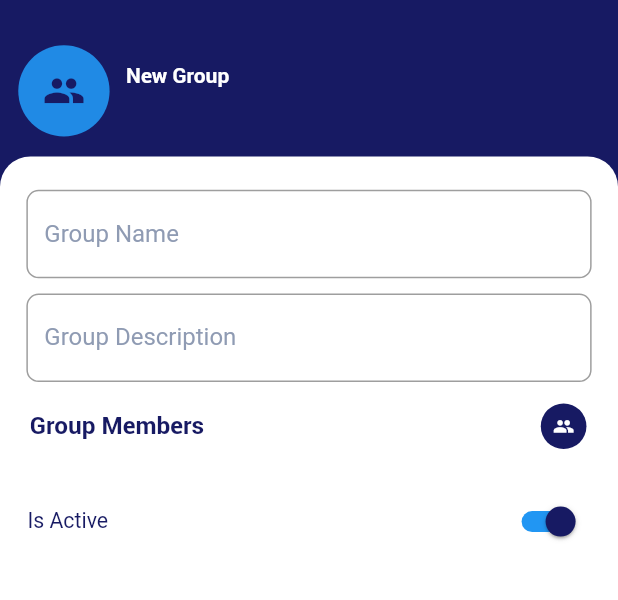
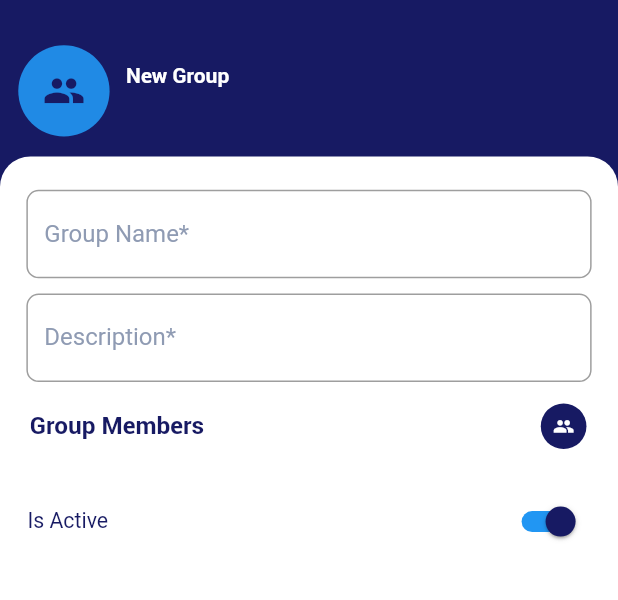
Before and after one commit to codewithjaspreet/happsales, a Flutter app: the GroupChat screen opened directly, on a phone screen of 412 x 824 dp, the part 57-657 px from its top. Run offline on Flutter 3.47's test engine with Material 2 defaults, Android fonts, the phone set to English and light mode, and no system bars; our stand-ins replace bubble_tab_indicator, contacts_service, dio, dropdown_button2, flutter_screenutil, geocoding and 12 more; missing offline and left inert: flutter_timer_countdown, search_choices, syncfusion_flutter_core; accounts and stored records are empty; project files that could hold a hidden picture were left out.

Commit message:
new-group-chat

```diff
--- a/lib/view/menu/items/chats/views/new_group_chat.dart
+++ b/lib/view/menu/items/chats/views/new_group_chat.dart
@@ -87,8 +87,8 @@ class GroupChat extends StatelessWidget {
 
               children: [
 
-              Input(title: 'Group Name'),
-              Input(title: 'Group Description'),
+              Input(title: 'Group Name*'),
+              Input(title: 'Description*'),
 
               Container(
                 margin: EdgeInsets.symmetric(horizontal: 18.w,vertical: 14.h),
```
